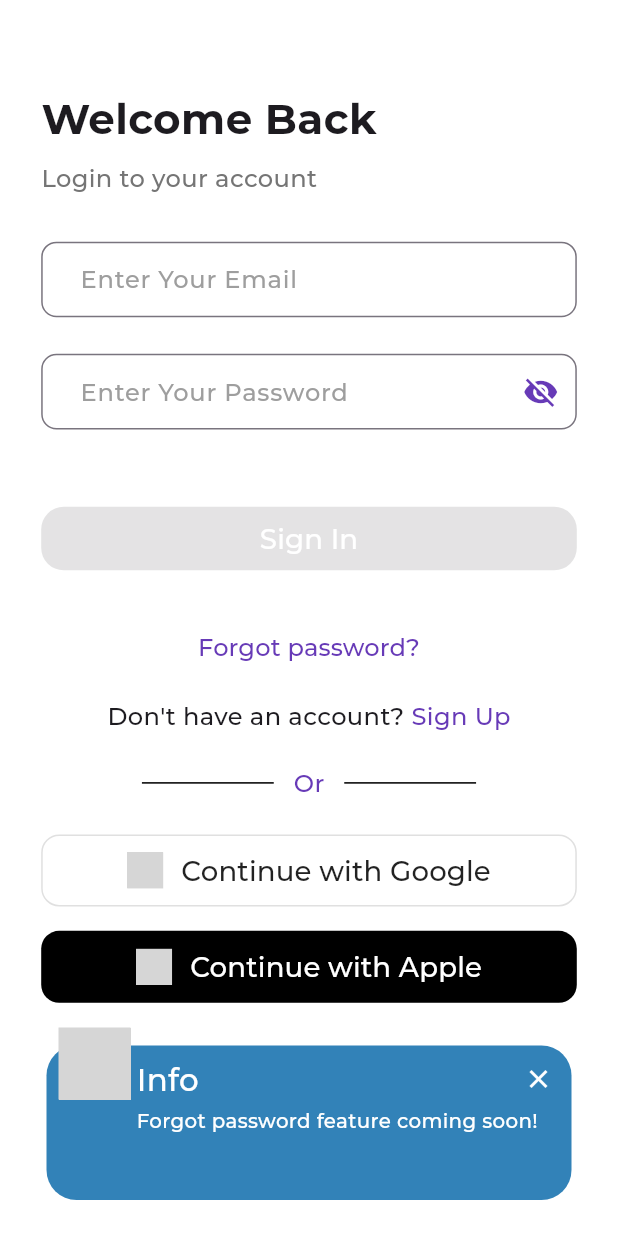
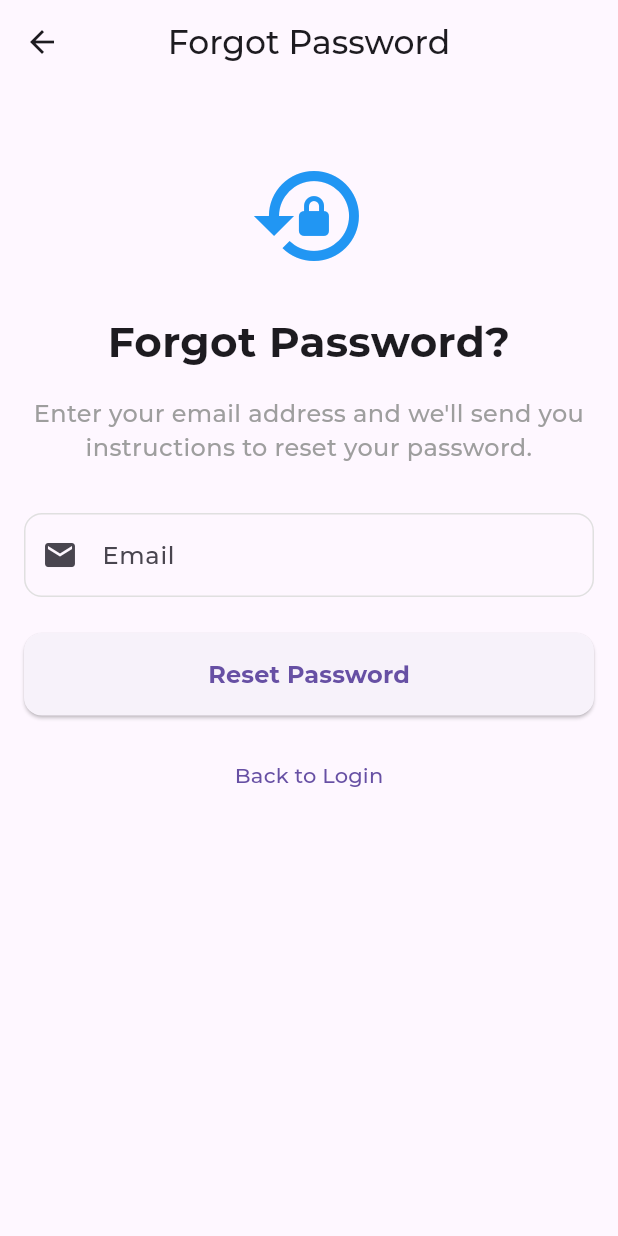
Before and after one commit to Nguyenlong270501/todo_app, a Flutter app: the SignInScreen screen opened by its route, after a tap on "Forgot password?", on a phone screen of 412 x 824 dp. Run offline on Flutter 3.47's test engine with Material 3 defaults, Android fonts, the phone set to English and light mode, and no system bars; drawn by our look-alikes of awesome_snackbar_content; our stand-ins replace animate_do, cloud_firestore, dartz, date_picker_timeline, equatable, firebase_auth and 15 more; missing offline and left inert: day_night_time_picker, flutter_facebook_auth; accounts and stored records are empty; grey boxes are pictures that could not be loaded.

Commit message:
add facebook login

```diff
--- /dev/null
+++ b/devtools_options.yaml
@@ -0,0 +1,3 @@
+description: This file stores settings for Dart & Flutter DevTools.
+documentation: https://docs.flutter.dev/tools/devtools/extensions#configure-extension-enablement-states
+extensions:
--- a/lib/core/route/app_router.dart
+++ b/lib/core/route/app_router.dart
@@ -2,6 +2,7 @@ import 'package:flutter/material.dart';
 import 'package:go_router/go_router.dart';
 import '../../features/auth/presentation/screens/sign_in/sign_in_screen.dart';
 import '../../features/auth/presentation/screens/sign_up/sign_up_screen.dart';
+import '../../features/auth/presentation/widgets/forgot_password_screens.dart';
 import '../../features/onboarding/onboarding_screen.dart';
 import '../../features/profile/presentation/profile_screen.dart';
 import '../../features/spalash/spalash_screen.dart';
@@ -18,6 +19,7 @@ class RouteNames {
   static const String homepage = "/homepage";
   static const String addtaskpage = "/addtask";
   static const String settingspage = "/settings";
+  static const String forgotpasswordpage = "/forgotpassword";
 }
 
 class AppRouter {
@@ -47,6 +49,11 @@ class AppRouter {
         builder: (context, state) => const SignInScreen(),
       ),
       GoRoute(
+        path: RouteNames.forgotpasswordpage,
+        name: RouteNames.forgotpasswordpage,
+        builder: (context, state) => const ForgotPasswordScreens(),
+      ),
+      GoRoute(
         path: RouteNames.signuppage,
         name: RouteNames.signuppage,
         builder: (context, state) => const SignUpScreen(),
--- a/lib/features/auth/presentation/screens/sign_in/sign_in_screen.dart
+++ b/lib/features/auth/presentation/screens/sign_in/sign_in_screen.dart
@@ -53,9 +53,7 @@ class SignInScreen extends StatelessWidget {
                   Center(
                     child: TextButton(
                       onPressed: () {
-                        Alerts.of(
-                          context,
-                        ).showInfo('Forgot password feature coming soon!');
+                        context.pushNamed(RouteNames.forgotpasswordpage);
                       },
                       child: Text(
                         'Forgot password?',
--- a/lib/features/auth/presentation/widgets/auth_oauth_section.dart
+++ b/lib/features/auth/presentation/widgets/auth_oauth_section.dart
@@ -1,8 +1,10 @@
 import 'package:flutter/material.dart';
+import 'package:flutter_bloc/flutter_bloc.dart';
 import 'package:icons_plus/icons_plus.dart';
 import '../../../../core/constants/app_sizes.dart';
 import '../../../../core/theme/app_styles.dart';
 import '../../../../core/widgets/app_alerts.dart';
+import '../../blocs/authentication/authentication_cubit.dart';
 
 class AuthOauthSection extends StatelessWidget {
   const AuthOauthSection({super.key});
@@ -16,11 +18,19 @@ class AuthOauthSection extends StatelessWidget {
           icon: Brands.google,
           label: 'Continue with Google',
           onPressed: () {
-            Alerts.of(context).showWarning(
-              'This feature is not available yet. Please try again later.',
-            );
+            context.read<AuthenticationCubit>().signInWithGoogle();
           },
           color: Colors.deepPurple,
+        ),
+        AppSizes.gapH16,
+        _buildSocialButton(
+          context: context,
+          icon: Brands.facebook,
+          label: 'Continue with Facebook',
+          onPressed: () {
+            context.read<AuthenticationCubit>().signInWithFacebook();
+          },
+          isDark: true,
         ),
         AppSizes.gapH16,
         _buildSocialButton(
@@ -54,17 +64,14 @@ class AuthOauthSection extends StatelessWidget {
         side: BorderSide(
           color: isDark ? Colors.transparent : Colors.grey.shade300,
         ),
-        shape: RoundedRectangleBorder(
-          borderRadius: BorderRadius.circular(12),
+        shape: RoundedRectangleBorder(borderRadius: BorderRadius.circular(12)),
       ),
-      ),
+      child: Padding(
+        padding: const EdgeInsets.only(left: 8),
         child: Row(
-        mainAxisAlignment: MainAxisAlignment.center,
+          mainAxisAlignment: MainAxisAlignment.start,
           children: [
-          Brand(
-            icon,
-            size: 24,
-          ),
+            Brand(icon, size: 24),
             const SizedBox(width: 12),
             Text(
               label,
@@ -74,6 +81,7 @@ class AuthOauthSection extends StatelessWidget {
             ),
           ],
         ),
+      ),
     );
   }
 }
--- /dev/null
+++ b/lib/features/auth/presentation/widgets/forgot_password_screens.dart
@@ -0,0 +1,226 @@
+import 'package:flutter/material.dart';
+import 'package:firebase_auth/firebase_auth.dart';
+
+class ForgotPasswordScreens extends StatefulWidget {
+  const ForgotPasswordScreens({super.key});
+
+  @override
+  State<ForgotPasswordScreens> createState() => _ForgotPasswordScreensState();
+}
+
+class _ForgotPasswordScreensState extends State<ForgotPasswordScreens> {
+  final _formKey = GlobalKey<FormState>();
+  final _emailController = TextEditingController();
+  bool _isLoading = false;
+  String? _errorMessage;
+  bool _isSuccess = false;
+
+  @override
+  void dispose() {
+    _emailController.dispose();
+    super.dispose();
+  }
+
+  Future<void> _resetPassword() async {
+    if (!_formKey.currentState!.validate()) return;
+
+    setState(() {
+      _isLoading = true;
+      _errorMessage = null;
+    });
+
+    try {
+      await FirebaseAuth.instance.sendPasswordResetEmail(
+        email: _emailController.text.trim(),
+      );
+      setState(() {
+        _isSuccess = true;
+        _isLoading = false;
+      });
+    } on FirebaseAuthException catch (e) {
+      setState(() {
+        _errorMessage = e.message;
+        _isLoading = false;
+      });
+    } catch (e) {
+      setState(() {
+        _errorMessage = 'An unexpected error occurred';
+        _isLoading = false;
+      });
+    }
+  }
+
+  @override
+  Widget build(BuildContext context) {
+    return Scaffold(
+      appBar: AppBar(
+        title: const Text('Forgot Password'),
+        centerTitle: true,
+      ),
+      body: SafeArea(
+        child: Padding(
+          padding: const EdgeInsets.all(16.0),
+          child: _isSuccess
+              ? _buildSuccessMessage()
+              : _buildResetPasswordForm(),
+        ),
+      ),
+    );
+  }
+
+  Widget _buildSuccessMessage() {
+    return Center(
+      child: Column(
+        mainAxisAlignment: MainAxisAlignment.center,
+        children: [
+          const Icon(
+            Icons.check_circle_outline,
+            color: Colors.green,
+            size: 80,
+          ),
+          const SizedBox(height: 24),
+          const Text(
+            'Password Reset Email Sent',
+            style: TextStyle(
+              fontSize: 24,
+              fontWeight: FontWeight.bold,
+            ),
+          ),
+          const SizedBox(height: 16),
+          const Text(
+            'Please check your email for instructions to reset your password.',
+            textAlign: TextAlign.center,
+            style: TextStyle(
+              fontSize: 16,
+              color: Colors.grey,
+            ),
+          ),
+          const SizedBox(height: 32),
+          ElevatedButton(
+            onPressed: () => Navigator.pop(context),
+            style: ElevatedButton.styleFrom(
+              padding: const EdgeInsets.symmetric(
+                horizontal: 32,
+                vertical: 16,
+              ),
+            ),
+            child: const Text('Back to Login'),
+          ),
+        ],
+      ),
+    );
+  }
+
+  Widget _buildResetPasswordForm() {
+    return Form(
+      key: _formKey,
+      child: Column(
+        crossAxisAlignment: CrossAxisAlignment.stretch,
+        children: [
+          const SizedBox(height: 32),
+          const Icon(
+            Icons.lock_reset,
+            size: 80,
+            color: Colors.blue,
+          ),
+          const SizedBox(height: 24),
+          const Text(
+            'Forgot Password?',
+            style: TextStyle(
+              fontSize: 28,
+              fontWeight: FontWeight.bold,
+            ),
+            textAlign: TextAlign.center,
+          ),
+          const SizedBox(height: 16),
+          const Text(
+            'Enter your email address and we\'ll send you instructions to reset your password.',
+            style: TextStyle(
+              fontSize: 16,
+              color: Colors.grey,
+            ),
+            textAlign: TextAlign.center,
+          ),
+          const SizedBox(height: 32),
+          TextFormField(
+            controller: _emailController,
+            keyboardType: TextInputType.emailAddress,
+            decoration: InputDecoration(
+              labelText: 'Email',
+              hintText: 'Enter your email',
+              prefixIcon: const Icon(Icons.email),
+              border: OutlineInputBorder(
+                borderRadius: BorderRadius.circular(12),
+              ),
+              enabledBorder: OutlineInputBorder(
+                borderRadius: BorderRadius.circular(12),
+                borderSide: BorderSide(
+                  color: Colors.grey.shade300,
+                ),
+              ),
+              focusedBorder: OutlineInputBorder(
+                borderRadius: BorderRadius.circular(12),
+                borderSide: const BorderSide(
+                  color: Colors.blue,
+                  width: 2,
+                ),
+              ),
+            ),
+            validator: (value) {
+              if (value == null || value.isEmpty) {
+                return 'Please enter your email';
+              }
+              if (!RegExp(r'^[\w-\.]+@([\w-]+\.)+[\w-]{2,4}$')
+                  .hasMatch(value)) {
+                return 'Please enter a valid email';
+              }
+              return null;
+            },
+          ),
+          if (_errorMessage != null) ...[
+            const SizedBox(height: 16),
+            Text(
+              _errorMessage!,
+              style: const TextStyle(
+                color: Colors.red,
+                fontSize: 14,
+              ),
+              textAlign: TextAlign.center,
+            ),
+          ],
+          const SizedBox(height: 24),
+          ElevatedButton(
+            onPressed: _isLoading ? null : _resetPassword,
+            style: ElevatedButton.styleFrom(
+              padding: const EdgeInsets.symmetric(vertical: 16),
+              shape: RoundedRectangleBorder(
+                borderRadius: BorderRadius.circular(12),
+              ),
+            ),
+            child: _isLoading
+                ? const SizedBox(
+                    height: 20,
+                    width: 20,
+                    child: CircularProgressIndicator(
+                      strokeWidth: 2,
+                      valueColor: AlwaysStoppedAnimation<Color>(Colors.white),
+                    ),
+                  )
+                : const Text(
+                    'Reset Password',
+                    style: TextStyle(
+                      fontSize: 16,
+                      fontWeight: FontWeight.bold,
+                    ),
+                  ),
+          ),
+          const SizedBox(height: 16),
+          TextButton(
+            onPressed: () => Navigator.pop(context),
+            child: const Text('Back to Login'),
+          ),
+        ],
+      ),
+    );
+  }
+}
--- a/lib/features/task/presentation/screens/home/widgets/task_list_section.dart
+++ b/lib/features/task/presentation/screens/home/widgets/task_list_section.dart
@@ -4,7 +4,6 @@ import 'package:flutter_screenutil/flutter_screenutil.dart';
 
 import 'package:go_router/go_router.dart';
 import 'package:intl/intl.dart';
-import 'package:uuid/uuid.dart';
 import '../../../../../../core/constants/app_assets.dart';
 import '../../../../../../core/constants/app_sizes.dart';
 import '../../../../../../core/route/app_router.dart';
@@ -53,7 +52,7 @@ class TaskListSection extends StatelessWidget {
                 var task = tasks[index];
                 Widget taskcontainer = TaskCard(
                   uid: uid,
-                  id: task.id ?? const Uuid().v4(),
+                  id: task.id ?? '',
                   color:
                       AppTheme
                           .themes[AppThemeColor.values[task.colorIndex ?? 0]]!
```
Also changed, not shown: lib/core/widgets/app_alerts.dart (+36 -70 lines), lib/features/auth/blocs/authentication/authentication_cubit.dart (+26 -0 lines), lib/features/auth/data/repository/auth_reponsitory.dart (+147 -0 lines), lib/features/profile/presentation/widgets/buttons_section.dart (+6 -8 lines), pubspec.yaml (+7 -6 lines), lib/features/auth/blocs/forgot_password/forgotpassword_cubit.dart (added), lib/features/auth/blocs/forgot_password/forgotpassword_state.dart (added), pubspec.lock, 60 other files. Lines whose indentation alone changed are shown as unchanged.
